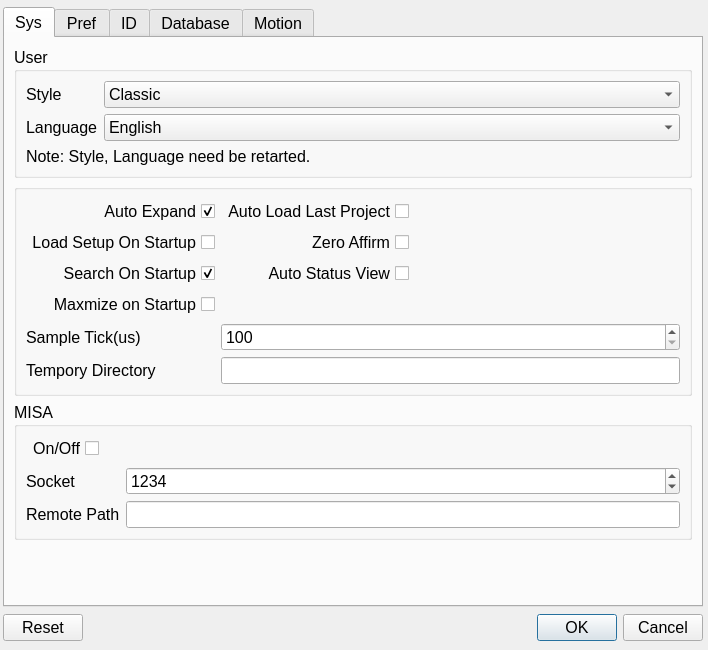
This is source/wnd/ui/syspref.ui in ww4u/megarobostudio as Qt 5 draws it before an edit. The edited form follows.
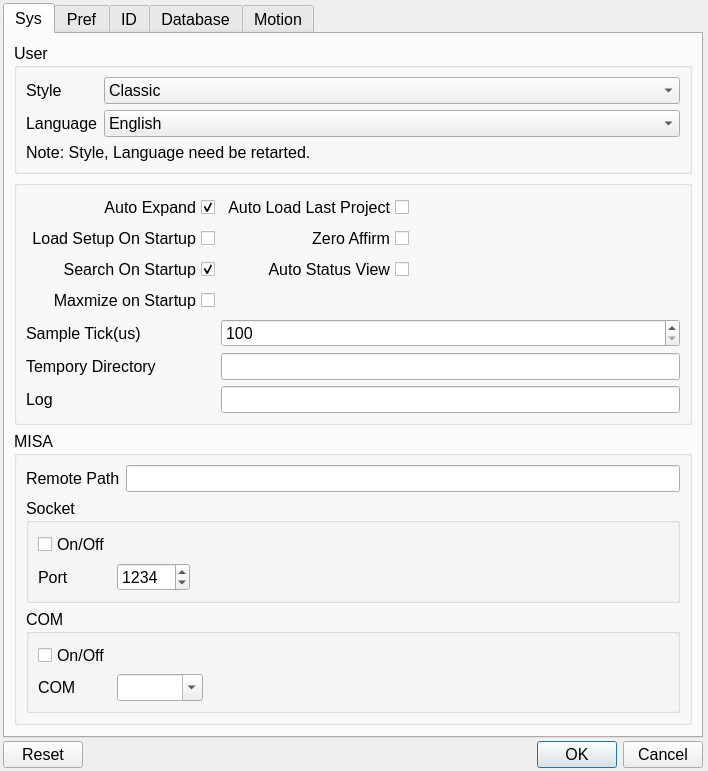
This is the edited form. The open tabs and pages were chosen to show the change. Icons and pictures are not drawn.

```diff
--- a/source/wnd/ui/syspref.ui
+++ b/source/wnd/ui/syspref.ui
@@ -7,7 +7,7 @@
     <x>0</x>
     <y>0</y>
     <width>708</width>
-    <height>650</height>
+    <height>725</height>
    </rect>
   </property>
   <property name="sizePolicy">
@@ -58,14 +58,14 @@
      <property name="maximumSize">
       <size>
        <width>700</width>
-       <height>600</height>
+       <height>800</height>
       </size>
      </property>
      <property name="tabPosition">
       <enum>QTabWidget::North</enum>
      </property>
      <property name="currentIndex">
-      <number>1</number>
+      <number>0</number>
      </property>
      <widget class="QWidget" name="tab_2">
       <attribute name="title">
@@ -151,19 +151,6 @@
             </property>
            </widget>
           </item>
-          <item row="0" column="0">
-           <widget class="QCheckBox" name="chkAutoExpand">
-            <property name="layoutDirection">
-             <enum>Qt::RightToLeft</enum>
-            </property>
-            <property name="text">
-             <string>Auto Expand</string>
-            </property>
-            <property name="checked">
-             <bool>true</bool>
-            </property>
-           </widget>
-          </item>
           <item row="2" column="0">
            <widget class="QCheckBox" name="chkSearch">
             <property name="layoutDirection">
@@ -177,6 +164,19 @@
             </property>
            </widget>
           </item>
+          <item row="0" column="0">
+           <widget class="QCheckBox" name="chkAutoExpand">
+            <property name="layoutDirection">
+             <enum>Qt::RightToLeft</enum>
+            </property>
+            <property name="text">
+             <string>Auto Expand</string>
+            </property>
+            <property name="checked">
+             <bool>true</bool>
+            </property>
+           </widget>
+          </item>
           <item row="3" column="0">
            <widget class="QCheckBox" name="chkMaximize">
             <property name="layoutDirection">
@@ -187,6 +187,13 @@
             </property>
            </widget>
           </item>
+          <item row="4" column="0">
+           <widget class="QLabel" name="label_23">
+            <property name="text">
+             <string>Sample Tick(us)</string>
+            </property>
+           </widget>
+          </item>
           <item row="5" column="0">
            <widget class="QLabel" name="label_17">
             <property name="text">
@@ -194,6 +201,19 @@
             </property>
            </widget>
           </item>
+          <item row="0" column="2">
+           <spacer name="horizontalSpacer_5">
+            <property name="orientation">
+             <enum>Qt::Horizontal</enum>
+            </property>
+            <property name="sizeHint" stdset="0">
+             <size>
+              <width>40</width>
+              <height>20</height>
+             </size>
+            </property>
+           </spacer>
+          </item>
           <item row="1" column="0">
            <widget class="QCheckBox" name="chkAutoLoadSet">
             <property name="layoutDirection">
@@ -204,36 +224,6 @@
             </property>
            </widget>
           </item>
-          <item row="4" column="0">
-           <widget class="QLabel" name="label_23">
-            <property name="text">
-             <string>Sample Tick(us)</string>
-            </property>
-           </widget>
-          </item>
-          <item row="0" column="2">
-           <spacer name="horizontalSpacer_5">
-            <property name="orientation">
-             <enum>Qt::Horizontal</enum>
-            </property>
-            <property name="sizeHint" stdset="0">
-             <size>
-              <width>40</width>
-              <height>20</height>
-             </size>
-            </property>
-           </spacer>
-          </item>
-          <item row="4" column="1" colspan="2">
-           <widget class="QSpinBox" name="spinSampleTick">
-            <property name="minimum">
-             <number>100</number>
-            </property>
-            <property name="maximum">
-             <number>100000</number>
-            </property>
-           </widget>
-          </item>
           <item row="5" column="1" colspan="2">
            <widget class="QLineEdit" name="tempPath">
             <property name="readOnly">
@@ -261,6 +251,26 @@
             </property>
            </widget>
           </item>
+          <item row="4" column="1" colspan="2">
+           <widget class="QSpinBox" name="spinSampleTick">
+            <property name="minimum">
+             <number>100</number>
+            </property>
+            <property name="maximum">
+             <number>100000</number>
+            </property>
+           </widget>
+          </item>
+          <item row="6" column="0">
+           <widget class="QLabel" name="label_49">
+            <property name="text">
+             <string>Log</string>
+            </property>
+           </widget>
+          </item>
+          <item row="6" column="1" colspan="2">
+           <widget class="QLineEdit" name="edtEventLog"/>
+          </item>
          </layout>
         </widget>
        </item>
@@ -271,42 +281,107 @@
          </property>
          <layout class="QFormLayout" name="formLayout_5">
           <item row="1" column="0">
-           <widget class="QLabel" name="label_25">
-            <property name="text">
-             <string>Socket</string>
-            </property>
-           </widget>
-          </item>
-          <item row="1" column="1">
-           <widget class="QSpinBox" name="spinMisaSocket">
-            <property name="maximum">
-             <number>65535</number>
-            </property>
-            <property name="value">
-             <number>1234</number>
-            </property>
-           </widget>
-          </item>
-          <item row="0" column="0">
-           <widget class="QCheckBox" name="chkMisaEn">
-            <property name="layoutDirection">
-             <enum>Qt::RightToLeft</enum>
-            </property>
-            <property name="text">
-             <string>On/Off</string>
-            </property>
-           </widget>
-          </item>
-          <item row="2" column="0">
            <widget class="QLabel" name="label_26">
             <property name="text">
              <string>Remote Path</string>
             </property>
            </widget>
           </item>
-          <item row="2" column="1">
+          <item row="1" column="1">
            <widget class="QLineEdit" name="edtRemotePath"/>
           </item>
+          <item row="3" column="0" colspan="2">
+           <widget class="QGroupBox" name="groupBox_14">
+            <property name="title">
+             <string>COM</string>
+            </property>
+            <layout class="QGridLayout" name="gridLayout_6">
+             <item row="1" column="0">
+              <widget class="QCheckBox" name="chkComOnOff">
+               <property name="text">
+                <string>On/Off</string>
+               </property>
+              </widget>
+             </item>
+             <item row="2" column="1">
+              <widget class="QComboBox" name="cmbComPort">
+               <property name="editable">
+                <bool>true</bool>
+               </property>
+              </widget>
+             </item>
+             <item row="2" column="0">
+              <widget class="QLabel" name="label_48">
+               <property name="text">
+                <string>COM</string>
+               </property>
+              </widget>
+             </item>
+             <item row="2" column="2">
+              <spacer name="horizontalSpacer_6">
+               <property name="orientation">
+                <enum>Qt::Horizontal</enum>
+               </property>
+               <property name="sizeHint" stdset="0">
+                <size>
+                 <width>40</width>
+                 <height>20</height>
+                </size>
+               </property>
+              </spacer>
+             </item>
+            </layout>
+           </widget>
+          </item>
+          <item row="2" column="0" colspan="2">
+           <widget class="QGroupBox" name="groupBox_6">
+            <property name="title">
+             <string>Socket</string>
+            </property>
+            <layout class="QGridLayout" name="gridLayout_5">
+             <item row="1" column="0">
+              <widget class="QLabel" name="label_25">
+               <property name="text">
+                <string>Port</string>
+               </property>
+              </widget>
+             </item>
+             <item row="0" column="0">
+              <widget class="QCheckBox" name="chkMisaEn">
+               <property name="layoutDirection">
+                <enum>Qt::LeftToRight</enum>
+               </property>
+               <property name="text">
+                <string>On/Off</string>
+               </property>
+              </widget>
+             </item>
+             <item row="1" column="1">
+              <widget class="QSpinBox" name="spinMisaSocket">
+               <property name="maximum">
+                <number>65535</number>
+               </property>
+               <property name="value">
+                <number>1234</number>
+               </property>
+              </widget>
+             </item>
+             <item row="1" column="2">
+              <spacer name="horizontalSpacer_3">
+               <property name="orientation">
+                <enum>Qt::Horizontal</enum>
+               </property>
+               <property name="sizeHint" stdset="0">
+                <size>
+                 <width>40</width>
+                 <height>20</height>
+                </size>
+               </property>
+              </spacer>
+             </item>
+            </layout>
+           </widget>
+          </item>
          </layout>
         </widget>
        </item>
@@ -1388,6 +1463,12 @@
        </item>
        <item>
         <widget class="QGroupBox" name="groupBox_5">
+         <property name="sizePolicy">
+          <sizepolicy hsizetype="Preferred" vsizetype="Preferred">
+           <horstretch>0</horstretch>
+           <verstretch>1</verstretch>
+          </sizepolicy>
+         </property>
          <property name="title">
           <string>Aggrement</string>
          </property>
```
